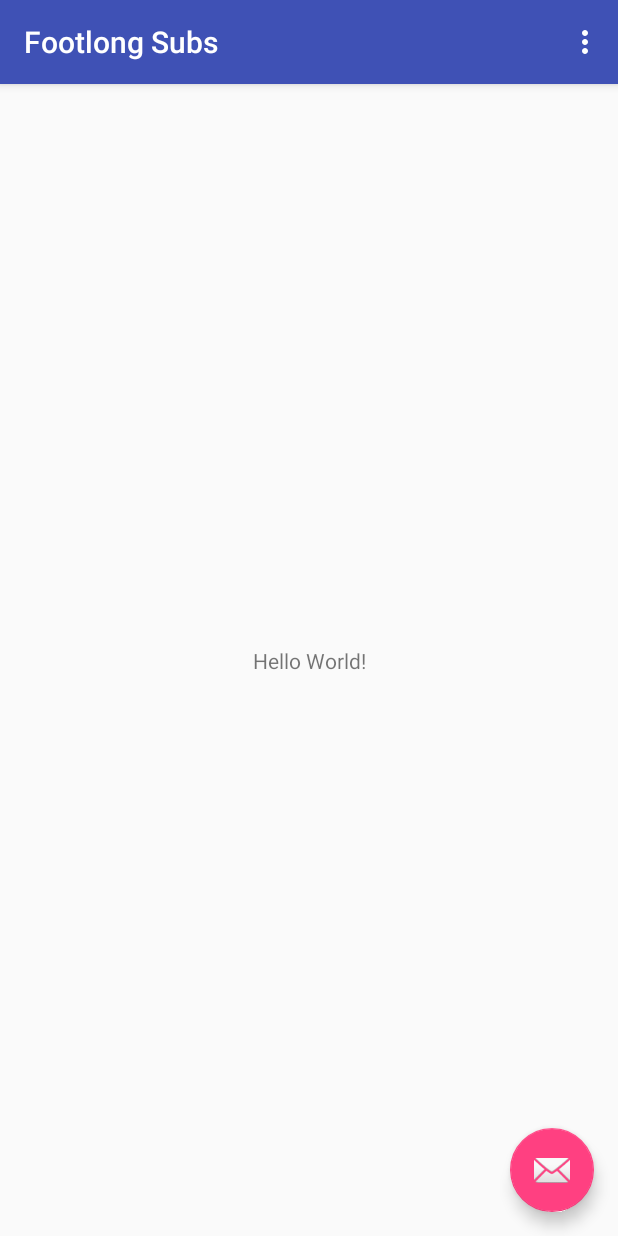
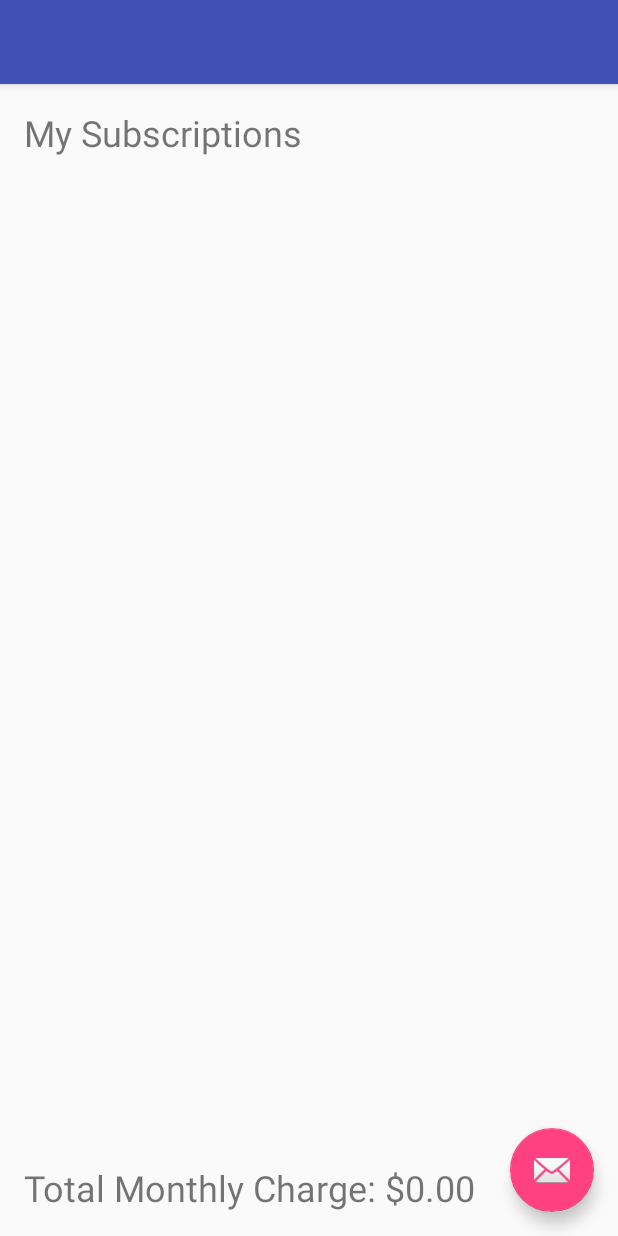
Before and after one commit to cairnsdan/CAIRNS-SubBook, an Android app: the screen it shows after launch (MainActivity), on a phone screen of 412 x 824 dp. Run offline under Robolectric (Android 15) with nearby library versions, the light colour scheme and no system bars.

Commit message:
Sum Total Display

```diff
--- a/app/src/main/java/com/example/footlongsubs/AllSubscriptions.java
+++ b/app/src/main/java/com/example/footlongsubs/AllSubscriptions.java
@@ -12,7 +12,7 @@ public class AllSubscriptions {
 
     private ArrayList<Subscription> subList;
 
-    public void AlLSubscriptions() {
+    public AllSubscriptions() {
         subList = new ArrayList<Subscription>();
     }
 
--- a/app/src/main/java/com/example/footlongsubs/MainActivity.java
+++ b/app/src/main/java/com/example/footlongsubs/MainActivity.java
@@ -6,9 +6,11 @@ import android.support.design.widget.FloatingActionButton;
 import android.support.v7.app.AppCompatActivity;
 import android.support.v7.app.AlertDialog;
 import android.support.v7.widget.Toolbar;
+import android.util.Log;
 import android.view.View;
 import android.view.Menu;
 import android.view.MenuItem;
+import android.widget.TextView;
 
 import java.math.BigDecimal;
 import java.text.DateFormat;
@@ -24,10 +26,9 @@ public class MainActivity extends AppCompatActivity {
     protected void onCreate(Bundle savedInstanceState) {
         super.onCreate(savedInstanceState);
         setContentView(R.layout.activity_main);
-        Toolbar toolbar = (Toolbar) findViewById(R.id.toolbar);
-        setSupportActionBar(toolbar);
 
         subList = new AllSubscriptions();
+        updateTotal();
 
         FloatingActionButton fab = (FloatingActionButton) findViewById(R.id.fab);
         fab.setOnClickListener(new View.OnClickListener() {
@@ -51,9 +52,10 @@ public class MainActivity extends AppCompatActivity {
 
                 try {
                     subList.addSubscription(name, date, charge, comment);
+                    updateTotal();
                 } catch (InputErrorException e) {
                     AlertDialog.Builder alertBuilder = new AlertDialog.Builder(this);
-                    alertBuilder.setTitle("ERROR!");
+                    alertBuilder.setTitle("ERROR");
                     alertBuilder.setMessage("Incorrect input format detected, " +
                             "subscription not added");
                     alertBuilder.setPositiveButton("OK", null);
@@ -63,25 +65,11 @@ public class MainActivity extends AppCompatActivity {
         }
     }
 
-    @Override
-    public boolean onCreateOptionsMenu(Menu menu) {
-        // Inflate the menu; this adds items to the action bar if it is present.
-        getMenuInflater().inflate(R.menu.menu_main, menu);
-        return true;
-    }
-
-    @Override
-    public boolean onOptionsItemSelected(MenuItem item) {
-        // Handle action bar item clicks here. The action bar will
-        // automatically handle clicks on the Home/Up button, so long
-        // as you specify a parent activity in AndroidManifest.xml.
-        int id = item.getItemId();
-
-        //noinspection SimplifiableIfStatement
-        if (id == R.id.action_settings) {
-            return true;
-        }
-
-        return super.onOptionsItemSelected(item);
+    protected void updateTotal() {
+        setContentView(R.layout.activity_main);
+        String total = subList.sumCharges().toString();
+        String message = "Total Monthly Charge: $" + total;
+        TextView displayBox = (TextView) findViewById(R.id.showTotal);
+        displayBox.setText(message);
     }
 }
--- a/app/src/main/java/com/example/footlongsubs/Subscription.java
+++ b/app/src/main/java/com/example/footlongsubs/Subscription.java
@@ -18,8 +18,7 @@ public class Subscription {
 
     private static SimpleDateFormat dateFormat = new SimpleDateFormat("yyyy-MM-dd");
 
-
-    public void Subscription () {}
+    public Subscription() {}
 
     public void setName(String newName) throws NameTooLongException {
         if (newName.length() <= 20) {
@@ -46,9 +45,9 @@ public class Subscription {
     }
 
     public void setCharge(String newMthlyCharge) throws ChargeFormatException {
-        this.mthlyCharge.setScale(2);
         try {
             this.mthlyCharge = new BigDecimal(newMthlyCharge);
+            this.mthlyCharge.setScale(2);
         } catch (NumberFormatException e) {
             throw new ChargeFormatException();
         }
--- a/app/src/main/res/layout/content_main.xml
+++ b/app/src/main/res/layout/content_main.xml
@@ -9,12 +9,42 @@
     tools:showIn="@layout/activity_main">
 
     <TextView
-        android:layout_width="wrap_content"
+        android:id="@+id/textView"
+        android:layout_width="0dp"
         android:layout_height="wrap_content"
-        android:text="Hello World!"
+        android:layout_marginEnd="16dp"
+        android:layout_marginStart="16dp"
+        android:layout_marginTop="16dp"
+        android:text="@string/my_subs"
+        android:textSize="24sp"
+        app:layout_constraintEnd_toEndOf="parent"
+        app:layout_constraintStart_toStartOf="parent"
+        app:layout_constraintTop_toTopOf="parent" />
+
+    <TextView
+        android:id="@+id/showTotal"
+        android:layout_width="0dp"
+        android:layout_height="wrap_content"
+        android:layout_marginBottom="16dp"
+        android:layout_marginEnd="16dp"
+        android:layout_marginStart="16dp"
+        android:textSize="24sp"
         app:layout_constraintBottom_toBottomOf="parent"
+        app:layout_constraintEnd_toEndOf="parent"
+        app:layout_constraintStart_toStartOf="parent" />
+
+    <android.support.v7.widget.RecyclerView
+        android:id="@+id/recyclerView"
+        android:layout_width="0dp"
+        android:layout_height="0dp"
+        android:layout_marginBottom="16dp"
+        android:layout_marginEnd="16dp"
+        android:layout_marginStart="16dp"
+        android:layout_marginTop="16dp"
+        app:layout_constraintBottom_toTopOf="@+id/showTotal"
+        app:layout_constraintEnd_toEndOf="parent"
         app:layout_constraintLeft_toLeftOf="parent"
         app:layout_constraintRight_toRightOf="parent"
-        app:layout_constraintTop_toTopOf="parent" />
-
+        app:layout_constraintStart_toStartOf="parent"
+        app:layout_constraintTop_toBottomOf="@+id/textView" />
 </android.support.constraint.ConstraintLayout>
--- a/app/src/main/res/values/strings.xml
+++ b/app/src/main/res/values/strings.xml
@@ -7,4 +7,5 @@
     <string name="comment">Comment</string>
     <string name="mthly_charge">Monthly Charge</string>
     <string name="add_sub">Add Subscription</string>
+    <string name="my_subs">My Subscriptions</string>
 </resources>
```
Also changed, not shown: 70 other files.
